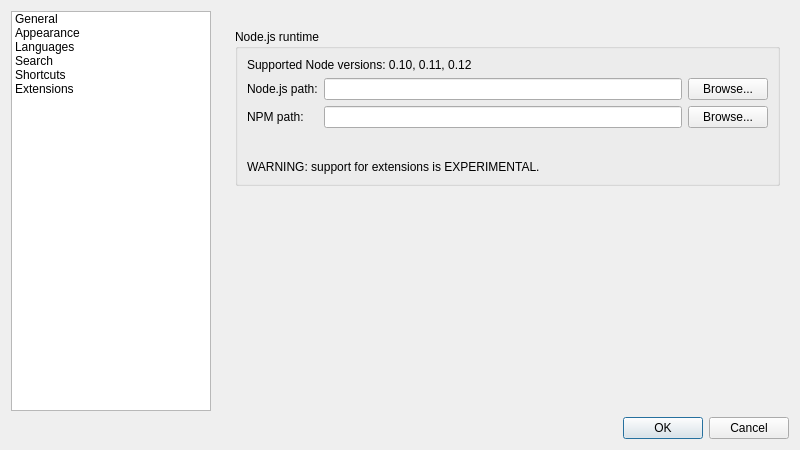
notepadqq/notepadqq, file src/ui/frmpreferences.ui: the form before one commit.
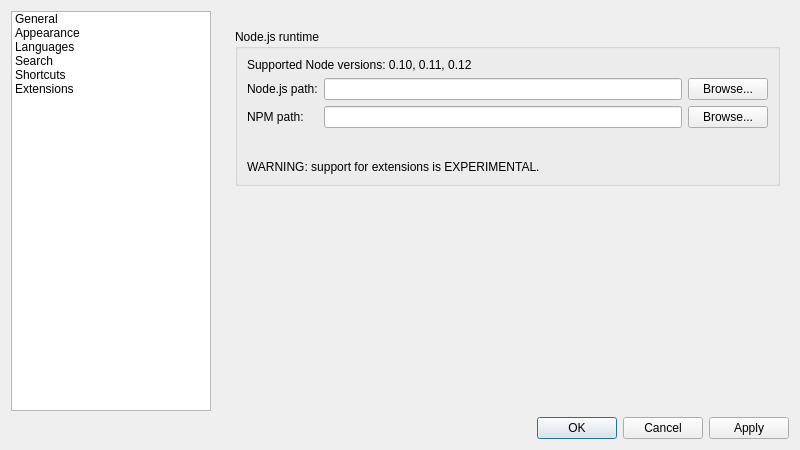
The form after the commit. The open tabs and pages were chosen to show the change. Icons and pictures are not drawn.

Commit message: Changes to preferences: Added Apply button, added 'Reset selected shortcut', pref menu now remembers its last tab.

What changed in the file:
```diff
--- a/src/ui/frmpreferences.ui
+++ b/src/ui/frmpreferences.ui
@@ -618,7 +618,10 @@
    <item>
     <widget class="QDialogButtonBox" name="buttonBox">
      <property name="standardButtons">
-      <set>QDialogButtonBox::Cancel|QDialogButtonBox::Ok</set>
+      <set>QDialogButtonBox::Apply|QDialogButtonBox::Cancel|QDialogButtonBox::Ok</set>
+     </property>
+     <property name="centerButtons">
+      <bool>false</bool>
      </property>
     </widget>
    </item>
```
Left out of the diff: 16 changed lines with no effect on the pictures. The commit also changes 3 other files.
